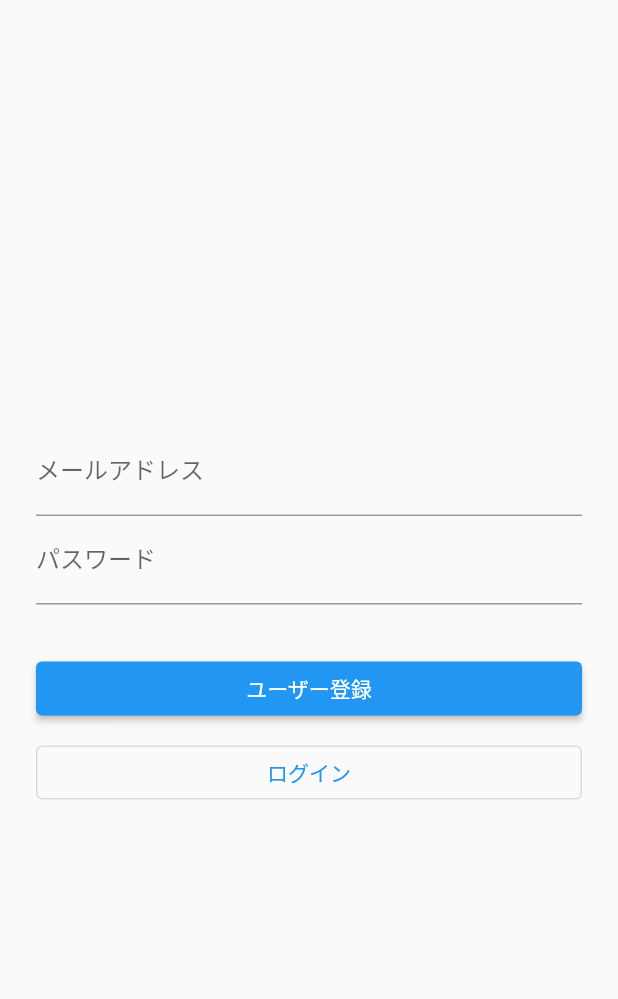
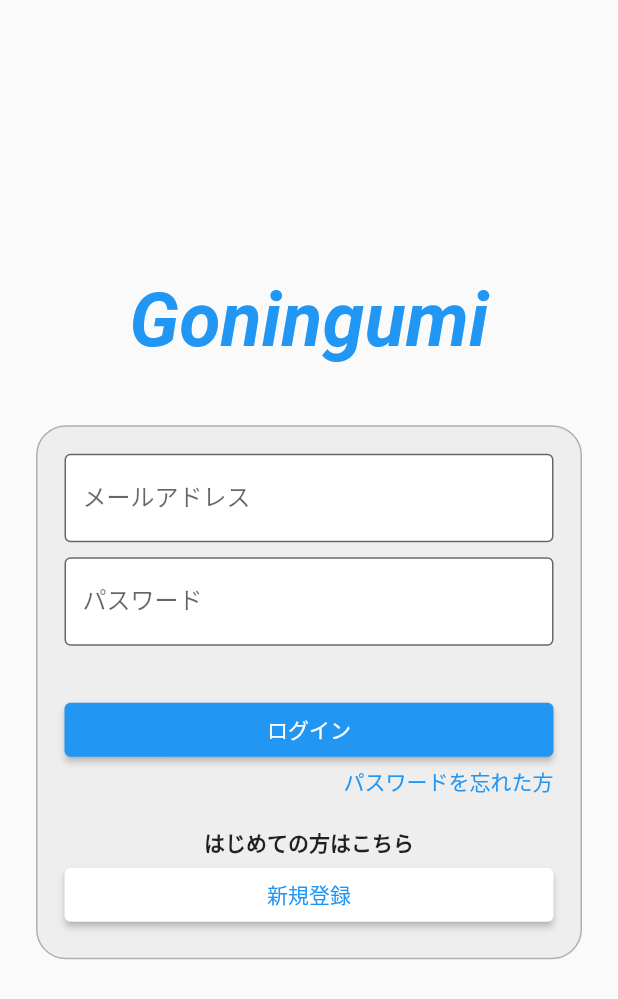
Before and after one commit to kuroshun9494/goningumi, a Flutter app: the screen it shows after launch, on a phone screen of 412 x 824 dp. Shown: the top 999 px of the screen. Run offline on Flutter 3.47's test engine with Material 2 defaults, Android fonts, the phone set to English and light mode, and no system bars; our stand-ins replace cloud_firestore, firebase_auth, firebase_core, flutter_riverpod; accounts and stored records are empty.

Commit message:
登録ボタン配置、その他微細なレイアウト修正

```diff
--- a/lib/entry_user.dart
+++ b/lib/entry_user.dart
@@ -33,7 +33,7 @@ class _EntryUserState extends State<EntryUser> {
       },
       child: Scaffold(
         appBar: AppBar(
-          title: Text('アカウント登録'),
+          title: Text('新規会員登録'),
         ),
         body: Center(
           child: Container(
@@ -105,7 +105,7 @@ class _EntryUserState extends State<EntryUser> {
                     }
                   },
                 ),
-                SizedBox(
+                const SizedBox(
                   //TextFormFieldどうしの隙間を空ける
                   height: 20.0,
                 ),
@@ -128,6 +128,19 @@ class _EntryUserState extends State<EntryUser> {
                         onSelectedItemChanged: _onSelectedRegionChanged,
                       );
                     }),
+                const SizedBox(
+                  //TextFormFieldどうしの隙間を空ける
+                  height: 30.0,
+                ),
+                Container(
+                  width: double.infinity,
+                  child: ElevatedButton(
+                    child: Text('登録する'),
+                    onPressed: () {
+                      Navigator.of(context).pop();
+                    },
+                  ),
+                ),
               ],
             ),
           ),
@@ -135,7 +148,6 @@ class _EntryUserState extends State<EntryUser> {
       ),
     );
   }
-  String _selectedRegion = 'none';
 
   final List<String> _regions = [
     '北海道',
@@ -158,6 +170,7 @@ class _EntryUserState extends State<EntryUser> {
       regionController.text = _regions[index];
     });
   }
+
   void _showModalPicker(BuildContext context) {
     showModalBottomSheet<void>(
       context: context,
--- a/lib/main.dart
+++ b/lib/main.dart
@@ -3,7 +3,6 @@ import 'package:firebase_core/firebase_core.dart';
 import 'package:flutter/material.dart';
 import 'package:flutter_riverpod/flutter_riverpod.dart';
 import 'package:flutter_localizations/flutter_localizations.dart';
-
 
 import 'package:goningumi/provider.dart';
 import 'chat_page.dart';
@@ -70,23 +69,52 @@ class LoginPage extends ConsumerWidget {
             child: Column(
               mainAxisAlignment: MainAxisAlignment.center,
               children: <Widget>[
+                Text('Goningumi',
+                    style: TextStyle(
+                        color: Colors.blue,
+                        fontSize: 50,
+                        fontWeight: FontWeight.bold,
+                        fontStyle: FontStyle.italic)),
+                const SizedBox(height: 40),
+                Container(
+                  padding: EdgeInsets.all(18),
+                  decoration: BoxDecoration(
+                    color: Colors.grey[200],
+                    border: Border.all(color: Colors.black26),
+                    borderRadius: BorderRadius.circular(20),
+                  ),
+                  child: Column(
+                    children: [
                       // メールアドレス入力
                       TextFormField(
-                  decoration: InputDecoration(labelText: 'メールアドレス'),
+                        decoration: InputDecoration(
+                          filled: true,
+                          fillColor: Colors.white,
+                          labelText: 'メールアドレス',
+                          border: OutlineInputBorder(),
+                        ),
                         onChanged: (String value) {
                           // Providerから値を更新
                           context.read(emailProvider).state = value;
                         },
                       ),
+                      const SizedBox(height: 10),
+                      //
                       // パスワード入力
                       TextFormField(
-                  decoration: InputDecoration(labelText: 'パスワード'),
+                        decoration: InputDecoration(
+                          filled: true,
+                          fillColor: Colors.white,
+                          labelText: 'パスワード',
+                          border: OutlineInputBorder(),
+                        ),
                         obscureText: true,
                         onChanged: (String value) {
                           // Providerから値を更新
                           context.read(passwordProvider).state = value;
                         },
                       ),
+
                       Container(
                         padding: EdgeInsets.all(8),
                         // メッセージ表示
@@ -95,9 +123,57 @@ class LoginPage extends ConsumerWidget {
 
                       Container(
                         width: double.infinity,
+                        // ログイン登録ボタン
+                        child: ElevatedButton(
+                          child: Text('ログイン'),
+                          onPressed: () async {
+                            try {
+                              // メール/パスワードでログイン
+                              final FirebaseAuth auth = FirebaseAuth.instance;
+                              await auth.signInWithEmailAndPassword(
+                                email: email,
+                                password: password,
+                              );
+                              // ログインに成功した場合
+                              // チャット画面に遷移＋ログイン画面を破棄
+                              await Navigator.of(context).pushReplacement(
+                                MaterialPageRoute(builder: (context) {
+                                  return ChatPage();
+                                }),
+                              );
+                            } catch (e) {
+                              // Providerから値を更新
+                              context.read(infoTextProvider).state =
+                                  "ログインに失敗しました：${e.toString()}";
+                            }
+                          },
+                        ),
+                      ),
+                      Container(
+                        width: double.infinity,
+                        child: Text('パスワードを忘れた方',
+                            style: TextStyle(
+                              color: Colors.blue,
+                            ),
+                            textAlign: TextAlign.right),
+                      ),
+                      const SizedBox(height: 20),
+
+                      Text('はじめての方はこちら',
+                          style: TextStyle(fontWeight: FontWeight.bold)),
+                      Container(
+                        width: double.infinity,
                         // ユーザー登録ボタン
                         child: ElevatedButton(
-                    child: Text('ユーザー登録'),
+                          style: ElevatedButton.styleFrom(
+                            primary: Colors.white,
+                          ),
+                          child: Text(
+                            '新規登録',
+                            style: TextStyle(
+                              color: Colors.blue,
+                            ),
+                          ),
                           onPressed: () async {
                             await Navigator.of(context).push(
                               MaterialPageRoute(builder: (context) {
@@ -127,33 +203,7 @@ class LoginPage extends ConsumerWidget {
                           },
                         ),
                       ),
-                const SizedBox(height: 8),
-                Container(
-                  width: double.infinity,
-                  // ログイン登録ボタン
-                  child: OutlinedButton(
-                    child: Text('ログイン'),
-                    onPressed: () async {
-                      try {
-                        // メール/パスワードでログイン
-                        final FirebaseAuth auth = FirebaseAuth.instance;
-                        await auth.signInWithEmailAndPassword(
-                          email: email,
-                          password: password,
-                        );
-                        // ログインに成功した場合
-                        // チャット画面に遷移＋ログイン画面を破棄
-                        await Navigator.of(context).pushReplacement(
-                          MaterialPageRoute(builder: (context) {
-                            return ChatPage();
-                          }),
-                        );
-                      } catch (e) {
-                        // Providerから値を更新
-                        context.read(infoTextProvider).state =
-                            "ログインに失敗しました：${e.toString()}";
-                      }
-                    },
+                    ],
                   ),
                 ),
               ],
```
Lines whose indentation alone changed are shown as unchanged.
